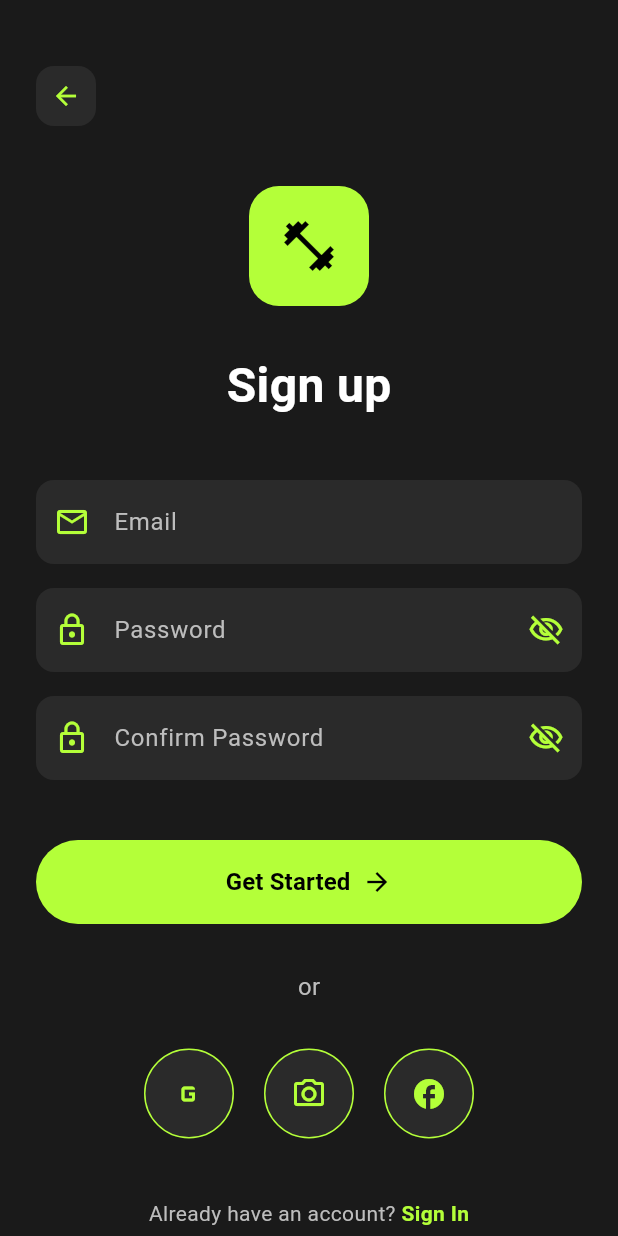
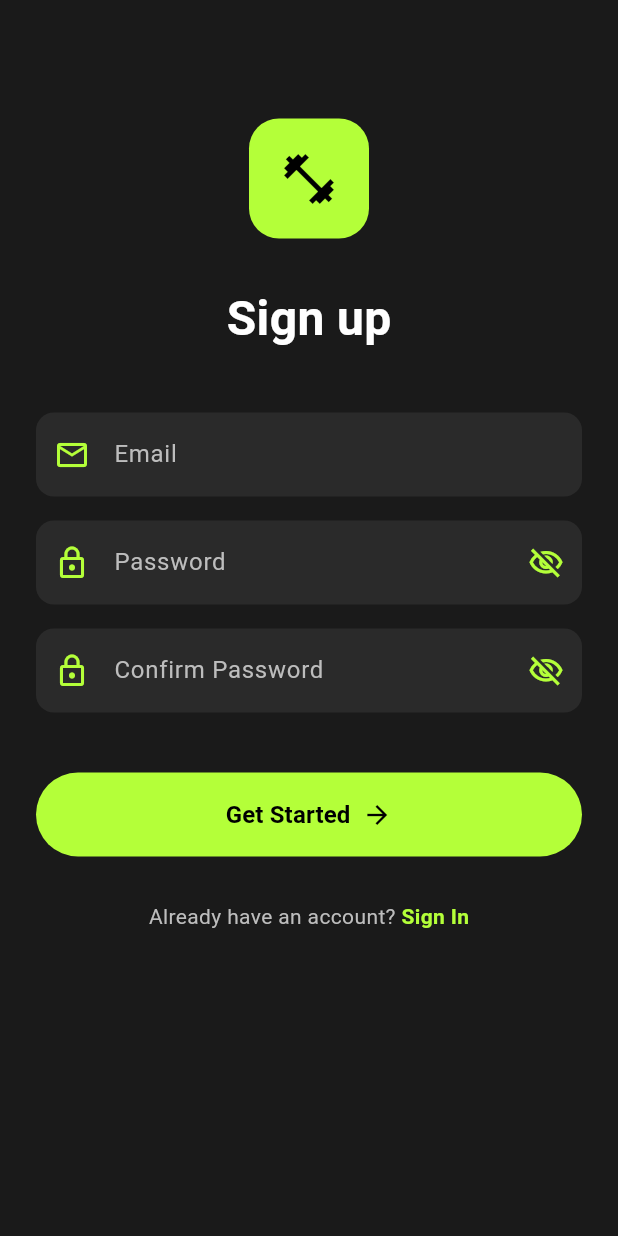
Before and after one commit to potter65315130/project, a Flutter app: the SignupScreen screen opened directly, on a phone screen of 412 x 824 dp. Run offline on Flutter 3.47's test engine with Material 3 defaults, Android fonts, the phone set to English and light mode, and no system bars; our stand-ins replace cloud_firestore, firebase_auth, firebase_core, flutter_map, geolocator, latlong2; missing offline and left inert: mobile_scanner; accounts and stored records are empty.

Commit message:
อัปเดต

```diff
--- a/lib/screens/signup_screen.dart
+++ b/lib/screens/signup_screen.dart
@@ -167,37 +167,7 @@ class _SignupScreenState extends State<SignupScreen> {
             padding: const EdgeInsets.all(24.0),
             child: Column(
               children: [
-                const SizedBox(height: 20),
-                // ปุ่มย้อนกลับ
-                Row(
-                  children: [
-                    GestureDetector(
-                      onTap: () {
-                        if (_isLoading) return;
-                        Navigator.pushReplacement(
-                          context,
-                          MaterialPageRoute(
-                            builder: (context) => const LoginScreen(),
-                          ),
-                        );
-                      },
-                      child: Container(
-                        width: 40,
-                        height: 40,
-                        decoration: BoxDecoration(
-                          color: const Color(0xFF2A2A2A),
-                          borderRadius: BorderRadius.circular(12),
-                        ),
-                        child: const Icon(
-                          Icons.arrow_back,
-                          color: Color(0xFFB4FF39),
-                          size: 20,
-                        ),
-                      ),
-                    ),
-                  ],
-                ),
-                const SizedBox(height: 40),
+                const SizedBox(height: 55),
                 // ไอคอนแดมเบล
                 Container(
                   width: 80,
@@ -379,29 +349,6 @@ class _SignupScreenState extends State<SignupScreen> {
                   ),
 
                 const SizedBox(height: 30),
-
-                // ข้อความ "or"
-                Text(
-                  "or",
-                  style: TextStyle(color: Colors.grey[400], fontSize: 16),
-                ),
-
-                const SizedBox(height: 30),
-
-                // ปุ่ม Social Login
-                Row(
-                  mainAxisAlignment: MainAxisAlignment.center,
-                  children: [
-                    _buildSocialButton(Icons.g_mobiledata, () {}),
-                    const SizedBox(width: 20),
-                    _buildSocialButton(Icons.camera_alt_outlined, () {}),
-                    const SizedBox(width: 20),
-                    _buildSocialButton(Icons.facebook, () {}),
-                  ],
-                ),
-
-                const SizedBox(height: 40),
-
                 // ลิงค์ไปหน้า Sign In
                 Row(
                   mainAxisAlignment: MainAxisAlignment.center,
@@ -438,20 +385,4 @@ class _SignupScreenState extends State<SignupScreen> {
       ),
     );
   }
-
-  Widget _buildSocialButton(IconData icon, VoidCallback onTap) {
-    return GestureDetector(
-      onTap: onTap,
-      child: Container(
-        width: 60,
-        height: 60,
-        decoration: BoxDecoration(
-          color: const Color(0xFF2A2A2A),
-          borderRadius: BorderRadius.circular(30),
-          border: Border.all(color: const Color(0xFFB4FF39), width: 1),
-        ),
-        child: Icon(icon, color: const Color(0xFFB4FF39), size: 24),
-      ),
-    );
-  }
 }
```
